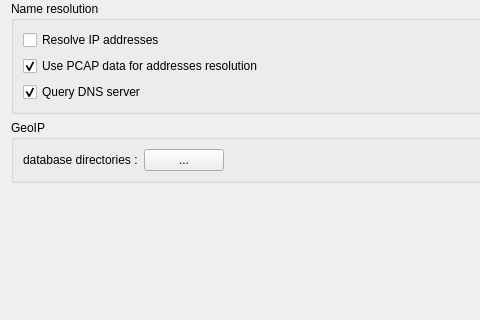
First picture: the form in libpvkernel/plugins/input-types/pcap/pcap-gui/profile-ui/forms/OptionWidget.ui, repository squey/squey, before the edit; both pictures show x 0 to 480 and y 320 to 640 of the 1126 by 778 pixel window.
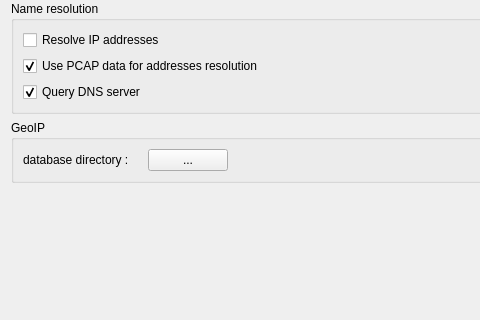
Second picture: the form after the edit.

Diff of the .ui file:
```diff
--- a/libpvkernel/plugins/input-types/pcap/pcap-gui/profile-ui/forms/OptionWidget.ui
+++ b/libpvkernel/plugins/input-types/pcap/pcap-gui/profile-ui/forms/OptionWidget.ui
@@ -331,7 +331,23 @@
         <item>
          <widget class="QLabel" name="geoip_db_label">
           <property name="text">
-           <string>database directories :</string>
+           <string>database directory :</string>
+          </property>
+         </widget>
+        </item>
+        <item>
+         <widget class="QLabel" name="geoip_db_path_label">
+          <property name="text">
+           <string/>
+          </property>
+          <property name="textFormat">
+           <enum>Qt::RichText</enum>
+          </property>
+          <property name="openExternalLinks">
+           <bool>true</bool>
+          </property>
+          <property name="textInteractionFlags">
+           <set>Qt::TextBrowserInteraction</set>
           </property>
          </widget>
         </item>
```
Left out of the diff: 2 changed lines with no effect on the pictures.
